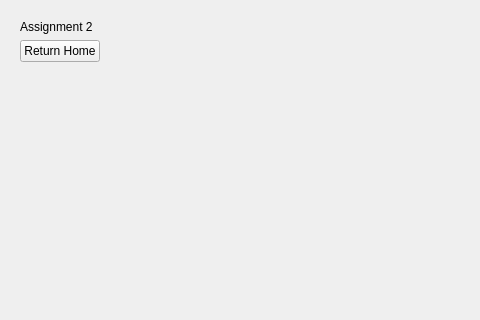
Before: the Qt Designer form MayaPyBubble/resources/widget/BubblesWidget/Widget.ui in sadlercs/MayaPyBubbles, drawn with Qt 5; both pictures show x 0 to 480 and y 0 to 320 of the 608 by 422 pixel window.
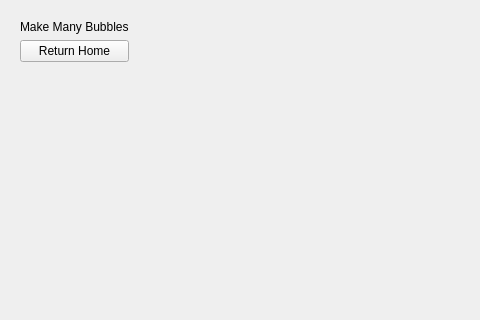
After: the same form once the commit is applied.

Commit message:
Final Bubbles script
These scripts create a graphical user interface that gives two options -
to create one bubble and animate it upwards randomly from the origin
axis and another that creates multiple bubbles from random locations as
the single option does.

The edit to the form file:
```diff
--- a/MayaPyBubble/resources/widget/BubblesWidget/Widget.ui
+++ b/MayaPyBubble/resources/widget/BubblesWidget/Widget.ui
@@ -20,7 +20,7 @@
       <item>
        <widget class="QLabel" name="label">
         <property name="text">
-         <string>Assignment 2</string>
+         <string>Make Many Bubbles</string>
         </property>
        </widget>
       </item>
```
The commit also changes 4 other files.
